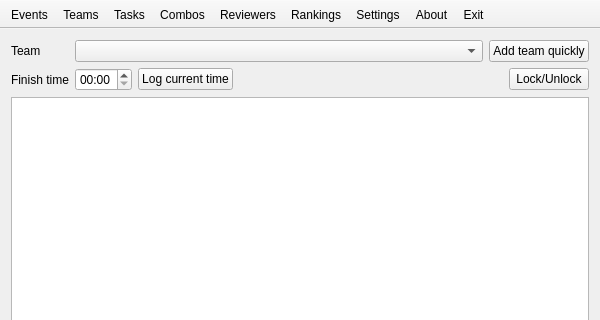
Before: the Qt Designer form trunk/gui_main.ui in FrankMamuda/ketoevent, drawn with Qt 5; both pictures show x 0 to 600 and y 0 to 320 of the 600 by 600 pixel window.
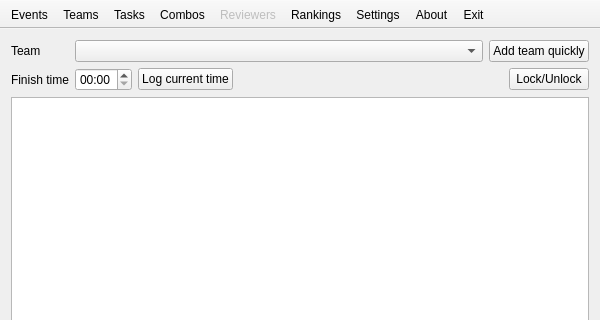
After: the same form once the commit is applied. Icons and pictures are not drawn.

Patch:
```diff
--- a/trunk/gui_main.ui
+++ b/trunk/gui_main.ui
@@ -296,6 +296,9 @@
    </property>
   </action>
   <action name="actionReviewers">
+   <property name="enabled">
+    <bool>false</bool>
+   </property>
    <property name="icon">
     <iconset resource="resources.qrc">
      <normaloff>:/icons/reviewers_48</normaloff>:/icons/reviewers_48</iconset>
```
